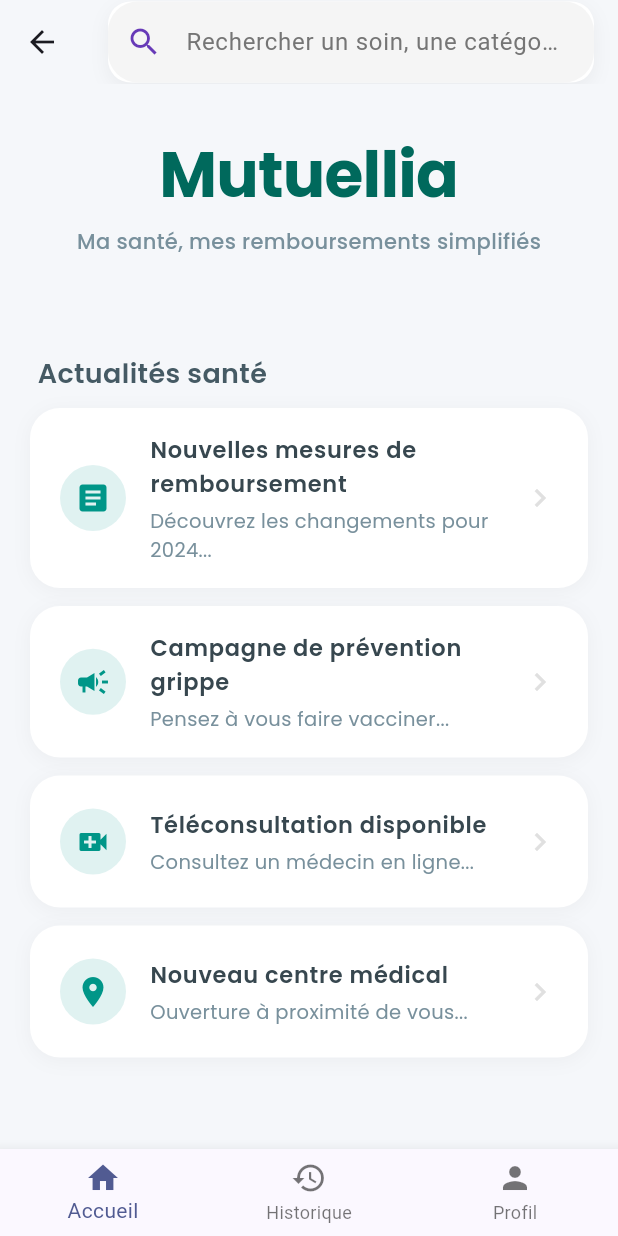
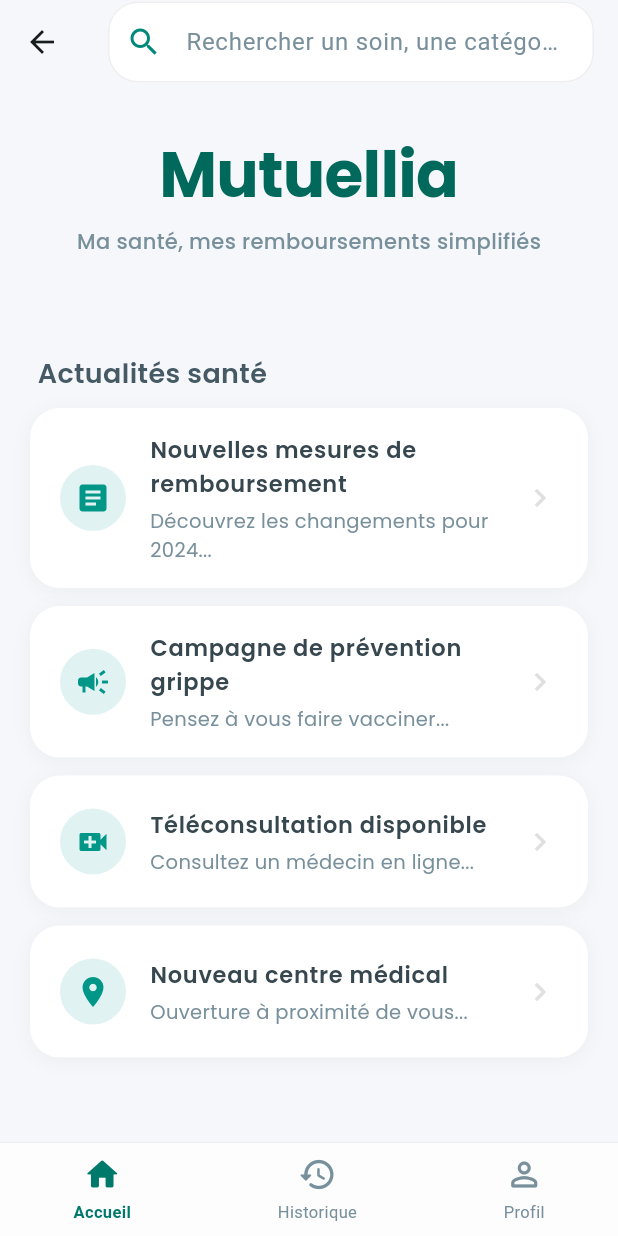
Before and after one commit to Pirodax/cap_projet_app, a Flutter app: the MainPage screen opened by its route, on a phone screen of 412 x 824 dp. Run offline on Flutter 3.47's test engine with Material 3 defaults, Android fonts, the phone set to English and light mode, and no system bars; our stand-ins replace firebase_core, google_fonts, supabase_flutter; accounts and stored records are empty.

Commit message:
style(ui): add glassmorphism navbar and integrate teal theme
Redesign bottom navbar with iOS-style glassmorphism (BackdropFilter blur),
update search bar with teal accents and white fill, fix Material 3
surfaceTintColor leak on AppBar, and unify color scheme around teal.

Co-Authored-By: Claude Opus 4.6 <noreply@anthropic.com>

```diff
--- a/cap_app/lib/app.dart
+++ b/cap_app/lib/app.dart
@@ -15,8 +15,7 @@ class MyApp extends StatelessWidget {
       debugShowCheckedModeBanner: false,
       title: 'Cap Projet App',
       theme: ThemeData(
-        primarySwatch: Colors.indigo,
-        colorScheme: ColorScheme.fromSeed(seedColor: Colors.indigo),
+        colorScheme: ColorScheme.fromSeed(seedColor: Colors.teal),
         useMaterial3: true,
         inputDecorationTheme: InputDecorationTheme(
           border: OutlineInputBorder(borderRadius: BorderRadius.circular(12)),
@@ -61,6 +60,7 @@ class _MainPageState extends State<MainPage> {
     ];
 
     return Scaffold(
+      extendBody: true,
       body: IndexedStack(
         index: _selectedIndex,
         children: pages,
--- a/cap_app/lib/screens/home_screen.dart
+++ b/cap_app/lib/screens/home_screen.dart
@@ -113,27 +113,16 @@ class _HomeScreenState extends State<HomeScreen> {
       backgroundColor: const Color(0xFFF5F7FA), // Fond gris clair comme ProfileScreen
       extendBodyBehindAppBar: true,
       appBar: AppBar(
-        backgroundColor: Colors.transparent,
+        backgroundColor: const Color(0xFFF5F7FA),
+        surfaceTintColor: Colors.transparent,
+        scrolledUnderElevation: 0,
         elevation: 0,
         // On garde la SearchBar dans l'AppBar pour qu'elle reste fixe
-        title: Container(
-          decoration: BoxDecoration(
-            color: Colors.white,
-            borderRadius: BorderRadius.circular(15),
-            boxShadow: [
-              BoxShadow(
-                color: Colors.black.withOpacity(0.05),
-                blurRadius: 10,
-                offset: const Offset(0, 4),
-              ),
-            ],
-          ),
-          child: Search_Bar(
-            textController: _searchController,
-            hintText: 'Rechercher un soin, une catégorie...',
-            focusNode: _focusNode,
-            onClear: _clearSearch,
-          ),
+        title: Search_Bar(
+          textController: _searchController,
+          hintText: 'Rechercher un soin, une catégorie...',
+          focusNode: _focusNode,
+          onClear: _clearSearch,
         ),
       ),
       body: Stack(
--- a/cap_app/lib/widgets/bottom_navbar.dart
+++ b/cap_app/lib/widgets/bottom_navbar.dart
@@ -1,3 +1,5 @@
+import 'dart:ui';
+
 import 'package:flutter/material.dart';
 
 class BottomNavBar extends StatelessWidget {
@@ -12,14 +14,63 @@ class BottomNavBar extends StatelessWidget {
 
   @override
   Widget build(BuildContext context) {
-    return BottomNavigationBar(
-      currentIndex: selectedIndex,
-      onTap: onItemTapped,
-      items: const [ // ajouter les pages
-        BottomNavigationBarItem(icon: Icon(Icons.home), label: 'Accueil'),
-        BottomNavigationBarItem(icon: Icon(Icons.history), label: 'Historique'),
-        BottomNavigationBarItem(icon: Icon(Icons.person), label: 'Profil'),
-      ],
+    final bottomPadding = MediaQuery.of(context).padding.bottom;
+
+    return ClipRect(
+      child: BackdropFilter(
+        filter: ImageFilter.blur(sigmaX: 20, sigmaY: 20),
+        child: Container(
+          decoration: BoxDecoration(
+            color: Colors.white.withValues(alpha: 0.8),
+            border: Border(
+              top: BorderSide(
+                color: Colors.grey.withValues(alpha: 0.2),
+                width: 0.5,
+              ),
+            ),
+          ),
+          padding: EdgeInsets.only(bottom: bottomPadding),
+          child: Row(
+            mainAxisAlignment: MainAxisAlignment.spaceAround,
+            children: [
+              _buildNavItem(Icons.home_rounded, Icons.home_outlined, 'Accueil', 0),
+              _buildNavItem(Icons.history_rounded, Icons.history_rounded, 'Historique', 1),
+              _buildNavItem(Icons.person_rounded, Icons.person_outline_rounded, 'Profil', 2),
+            ],
+          ),
+        ),
+      ),
+    );
+  }
+
+  Widget _buildNavItem(IconData activeIcon, IconData inactiveIcon, String label, int index) {
+    final isActive = selectedIndex == index;
+
+    return GestureDetector(
+      onTap: () => onItemTapped(index),
+      behavior: HitTestBehavior.opaque,
+      child: Padding(
+        padding: const EdgeInsets.symmetric(horizontal: 24, vertical: 8),
+        child: Column(
+          mainAxisSize: MainAxisSize.min,
+          children: [
+            Icon(
+              isActive ? activeIcon : inactiveIcon,
+              color: isActive ? Colors.teal.shade700 : Colors.blueGrey.shade400,
+              size: 26,
+            ),
+            const SizedBox(height: 4),
+            Text(
+              label,
+              style: TextStyle(
+                fontSize: 11,
+                fontWeight: isActive ? FontWeight.w600 : FontWeight.w400,
+                color: isActive ? Colors.teal.shade700 : Colors.blueGrey.shade400,
+              ),
+            ),
+          ],
+        ),
+      ),
     );
   }
 }
--- a/cap_app/lib/widgets/search_bar.dart
+++ b/cap_app/lib/widgets/search_bar.dart
@@ -11,7 +11,7 @@ class Search_Bar extends StatelessWidget {
     required this.hintText,
     required this.onClear,
     required this.focusNode,
-    super.key
+    super.key,
   });
 
   @override
@@ -24,23 +24,25 @@ class Search_Bar extends StatelessWidget {
           focusNode: focusNode,
           decoration: InputDecoration(
             hintText: hintText,
-            prefixIcon: const Icon(Icons.search, color: Colors.deepPurple),
+            prefixIcon: Icon(Icons.search, color: Colors.teal.shade600),
             suffixIcon: value.text.isNotEmpty
                 ? IconButton(
-              icon: const Icon(Icons.clear, color: Colors.grey),
-              onPressed: onClear,
-            )
+                    icon: Icon(Icons.clear, color: Colors.blueGrey.shade400),
+                    onPressed: onClear,
+                  )
                 : null,
-            hintStyle: TextStyle(color: Colors.grey.shade600),
+            hintStyle: TextStyle(color: Colors.blueGrey.shade400),
             filled: true,
-            fillColor: Colors.grey.shade100,
+            fillColor: Colors.white,
             contentPadding: const EdgeInsets.all(15),
             enabledBorder: OutlineInputBorder(
-                borderRadius: BorderRadius.circular(20),
-                borderSide: const BorderSide(color: Colors.transparent)),
+              borderRadius: BorderRadius.circular(20),
+              borderSide: BorderSide(color: Colors.grey.shade200),
+            ),
             focusedBorder: OutlineInputBorder(
-                borderRadius: BorderRadius.circular(20),
-                borderSide: const BorderSide(color: Colors.transparent)),
+              borderRadius: BorderRadius.circular(20),
+              borderSide: BorderSide(color: Colors.teal.shade400, width: 1.5),
+            ),
           ),
         );
       },
```
